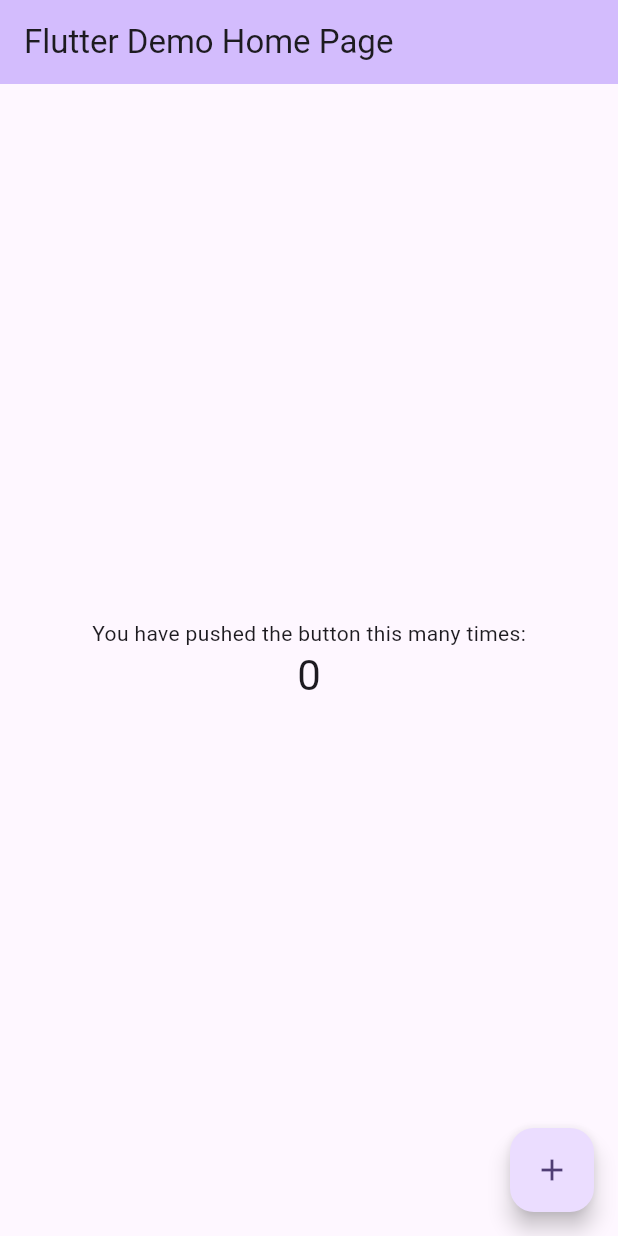
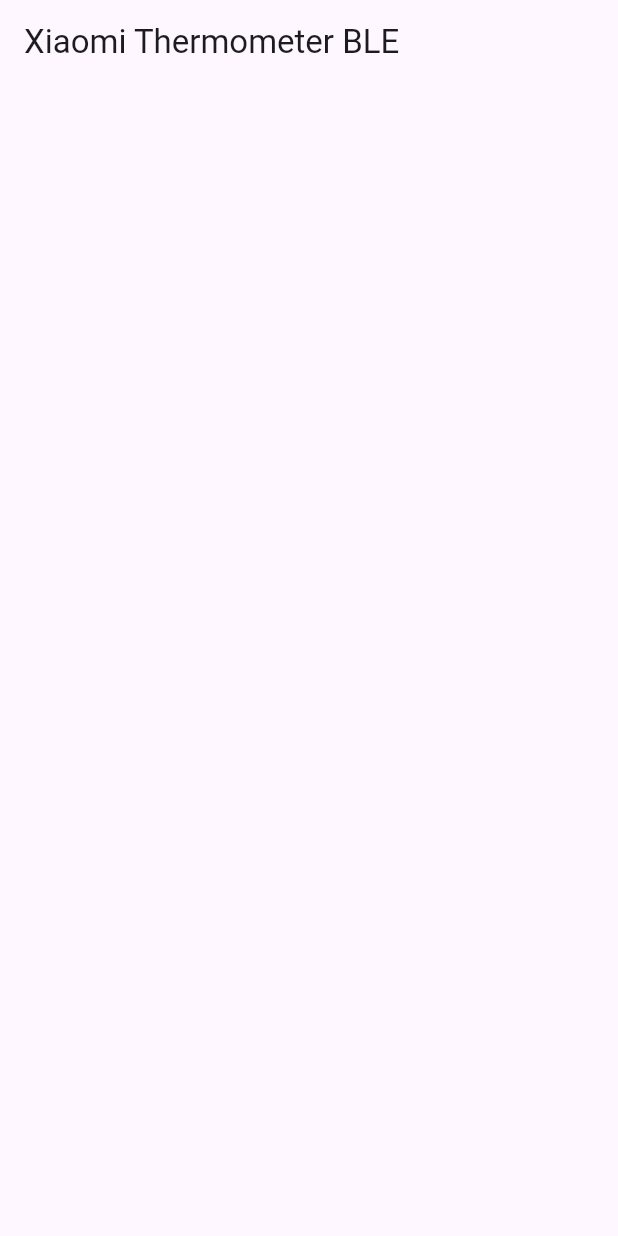
Before and after one commit to VictorDoom022/xiaomi_humidity_sensor_reader, a Flutter app: the screen it shows after launch, on a phone screen of 412 x 824 dp. Run offline on Flutter 3.47's test engine with Material 3 defaults, Android fonts, the phone set to English and light mode, and no system bars.

Commit message:
remove auto generated files

```diff
--- a/lib/main.dart
+++ b/lib/main.dart
@@ -1,125 +1,14 @@
 import 'package:flutter/material.dart';
+import 'package:xiaomi_thermometer_ble/pages/home_page.dart';
 
 void main() {
-  runApp(const MyApp());
+  runApp(
+    MaterialApp(
+      initialRoute: '/',
+      debugShowCheckedModeBanner: false,
+      routes: {
+        '/' : (context) => HomePage(),
+      },
+    )
+  );
 }
-
-class MyApp extends StatelessWidget {
-  const MyApp({super.key});
-
-  // This widget is the root of your application.
-  @override
-  Widget build(BuildContext context) {
-    return MaterialApp(
-      title: 'Flutter Demo',
-      theme: ThemeData(
-        // This is the theme of your application.
-        //
-        // TRY THIS: Try running your application with "flutter run". You'll see
-        // the application has a purple toolbar. Then, without quitting the app,
-        // try changing the seedColor in the colorScheme below to Colors.green
-        // and then invoke "hot reload" (save your changes or press the "hot
-        // reload" button in a Flutter-supported IDE, or press "r" if you used
-        // the command line to start the app).
-        //
-        // Notice that the counter didn't reset back to zero; the application
-        // state is not lost during the reload. To reset the state, use hot
-        // restart instead.
-        //
-        // This works for code too, not just values: Most code changes can be
-        // tested with just a hot reload.
-        colorScheme: ColorScheme.fromSeed(seedColor: Colors.deepPurple),
-        useMaterial3: true,
-      ),
-      home: const MyHomePage(title: 'Flutter Demo Home Page'),
-    );
-  }
-}
-
-class MyHomePage extends StatefulWidget {
-  const MyHomePage({super.key, required this.title});
-
-  // This widget is the home page of your application. It is stateful, meaning
-  // that it has a State object (defined below) that contains fields that affect
-  // how it looks.
-
-  // This class is the configuration for the state. It holds the values (in this
-  // case the title) provided by the parent (in this case the App widget) and
-  // used by the build method of the State. Fields in a Widget subclass are
-  // always marked "final".
-
-  final String title;
-
-  @override
-  State<MyHomePage> createState() => _MyHomePageState();
-}
-
-class _MyHomePageState extends State<MyHomePage> {
-  int _counter = 0;
-
-  void _incrementCounter() {
-    setState(() {
-      // This call to setState tells the Flutter framework that something has
-      // changed in this State, which causes it to rerun the build method below
-      // so that the display can reflect the updated values. If we changed
-      // _counter without calling setState(), then the build method would not be
-      // called again, and so nothing would appear to happen.
-      _counter++;
-    });
-  }
-
-  @override
-  Widget build(BuildContext context) {
-    // This method is rerun every time setState is called, for instance as done
-    // by the _incrementCounter method above.
-    //
-    // The Flutter framework has been optimized to make rerunning build methods
-    // fast, so that you can just rebuild anything that needs updating rather
-    // than having to individually change instances of widgets.
-    return Scaffold(
-      appBar: AppBar(
-        // TRY THIS: Try changing the color here to a specific color (to
-        // Colors.amber, perhaps?) and trigger a hot reload to see the AppBar
-        // change color while the other colors stay the same.
-        backgroundColor: Theme.of(context).colorScheme.inversePrimary,
-        // Here we take the value from the MyHomePage object that was created by
-        // the App.build method, and use it to set our appbar title.
-        title: Text(widget.title),
-      ),
-      body: Center(
-        // Center is a layout widget. It takes a single child and positions it
-        // in the middle of the parent.
-        child: Column(
-          // Column is also a layout widget. It takes a list of children and
-          // arranges them vertically. By default, it sizes itself to fit its
-          // children horizontally, and tries to be as tall as its parent.
-          //
-          // Column has various properties to control how it sizes itself and
-          // how it positions its children. Here we use mainAxisAlignment to
-          // center the children vertically; the main axis here is the vertical
-          // axis because Columns are vertical (the cross axis would be
-          // horizontal).
-          //
-          // TRY THIS: Invoke "debug painting" (choose the "Toggle Debug Paint"
-          // action in the IDE, or press "p" in the console), to see the
-          // wireframe for each widget.
-          mainAxisAlignment: MainAxisAlignment.center,
-          children: <Widget>[
-            const Text(
-              'You have pushed the button this many times:',
-            ),
-            Text(
-              '$_counter',
-              style: Theme.of(context).textTheme.headlineMedium,
-            ),
-          ],
-        ),
-      ),
-      floatingActionButton: FloatingActionButton(
-        onPressed: _incrementCounter,
-        tooltip: 'Increment',
-        child: const Icon(Icons.add),
-      ), // This trailing comma makes auto-formatting nicer for build methods.
-    );
-  }
-}
--- /dev/null
+++ b/lib/pages/home_page.dart
@@ -0,0 +1,19 @@
+import 'package:flutter/material.dart';
+
+class HomePage extends StatefulWidget {
+  const HomePage({super.key});
+
+  @override
+  State<HomePage> createState() => _HomePageState();
+}
+
+class _HomePageState extends State<HomePage> {
+  @override
+  Widget build(BuildContext context) {
+    return Scaffold(
+      appBar: AppBar(
+        title: Text('Xiaomi Thermometer BLE'),
+      ),
+    );
+  }
+}
```
